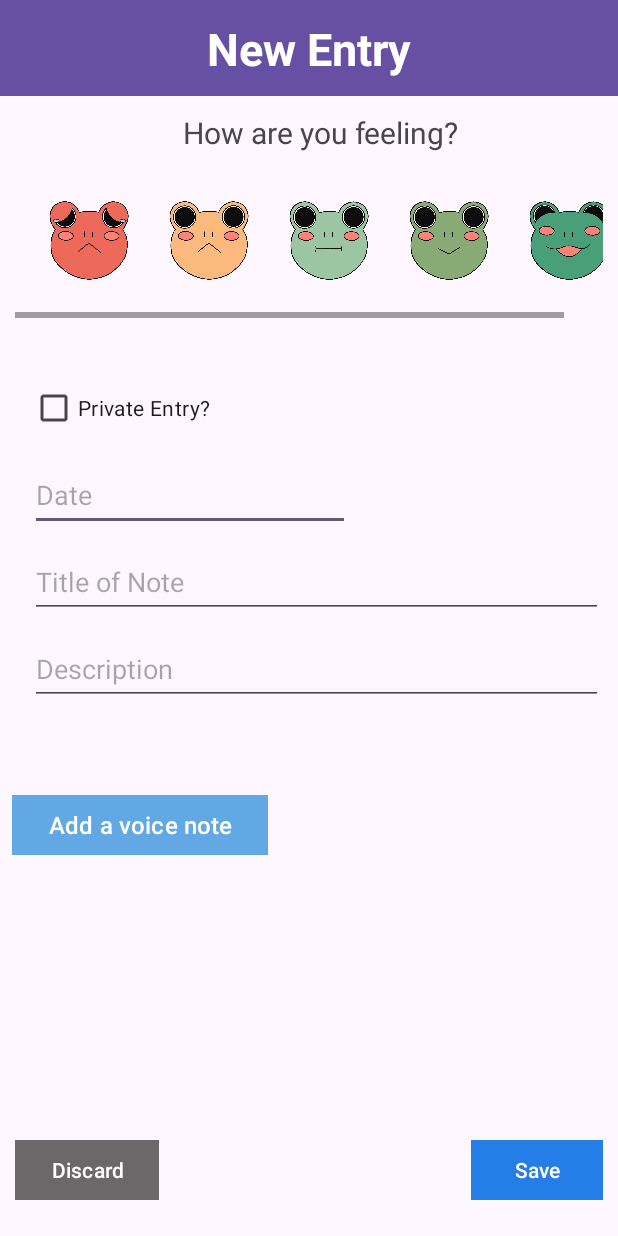
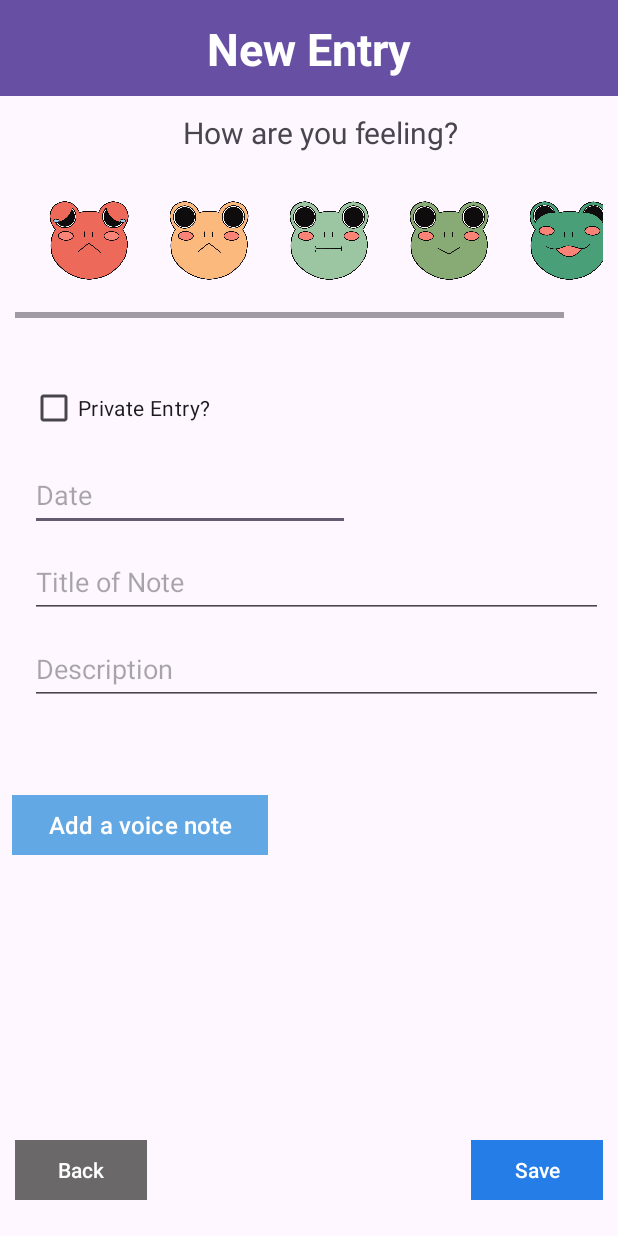
Before and after one commit to kinjals0130/MoodTracker_Application, an Android app: the NoteActivity screen opened directly, with no data from a screen before it, on a phone screen of 412 x 824 dp. Run offline under Robolectric (Android 15) with nearby library versions, the phone set to English and light mode, and no system bars.

Commit message:
minor edits to the past entries and new note activities

```diff
--- a/app/src/main/res/layout/activity_note.xml
+++ b/app/src/main/res/layout/activity_note.xml
@@ -244,7 +244,7 @@
         android:layout_marginBottom="20dp"
         android:backgroundTint="@color/lightGrey"
         android:onClick="mainActivity"
-        android:text="@string/discard"
+        android:text="Back"
         app:cornerRadius="0dp"
         app:layout_constraintBottom_toBottomOf="parent"
         app:layout_constraintStart_toStartOf="parent" />
```
Also changed, not shown: app/src/main/java/com/example/moodtracker_application/PastEntries_Activity.java (+7 -0 lines).
